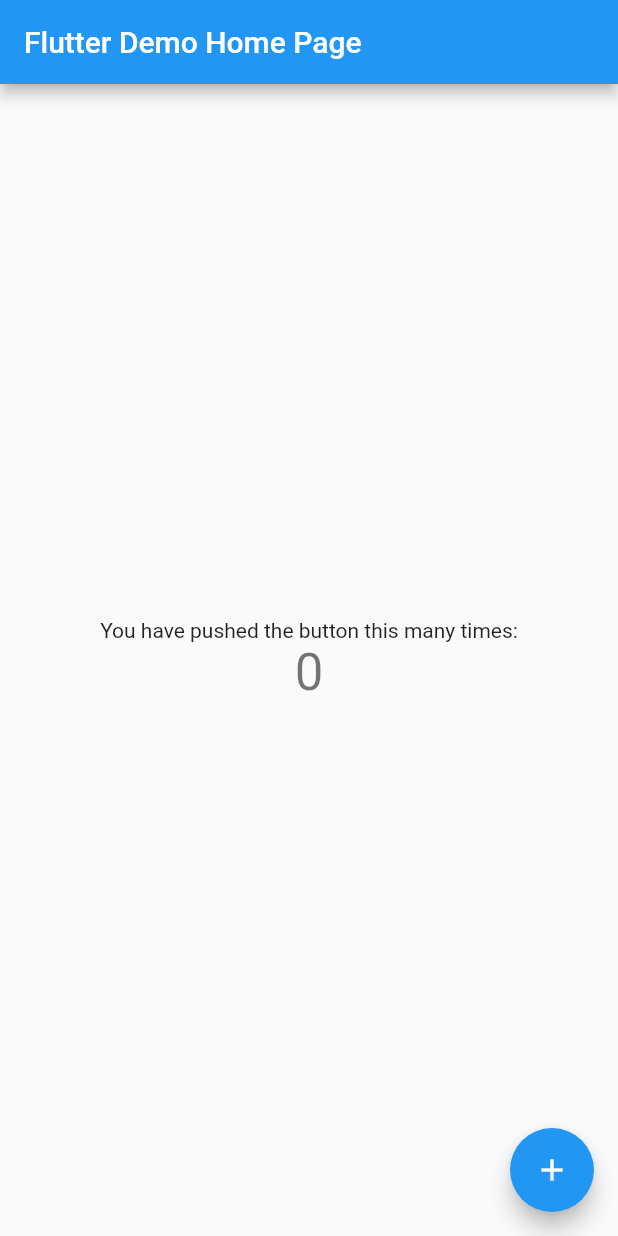
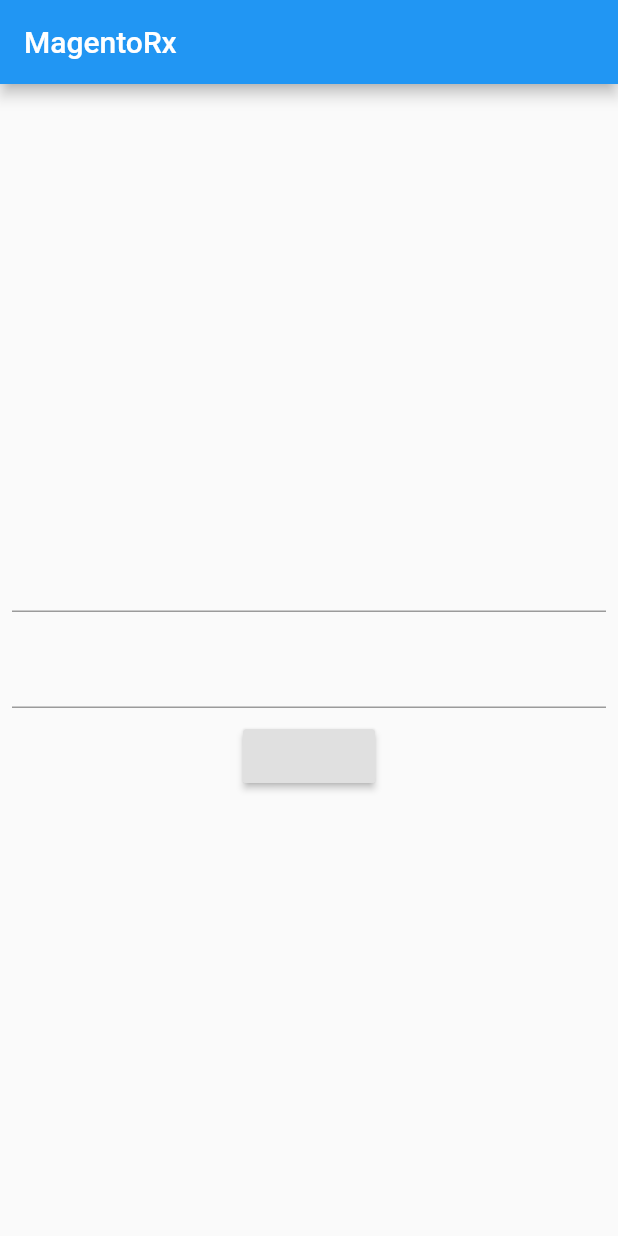
Before and after one commit to OZ20/Flutter-Magento, a Flutter app: the screen it shows after launch, on a phone screen of 412 x 824 dp. Run offline on Flutter 3.47's test engine with Material 2 defaults, Android fonts, the phone set to English and light mode, and no system bars; missing offline and left inert: oauth1, oauth2.

Commit message:
Magento Rxdart v0.01

```diff
--- a/lib/main.dart
+++ b/lib/main.dart
@@ -1,4 +1,5 @@
 import 'package:flutter/material.dart';
+import 'package:magentorx/pages/LoginScreen.dart';
 
 void main() => runApp(new MyApp());
 
@@ -19,91 +20,7 @@ class MyApp extends StatelessWidget {
         // counter didn't reset back to zero; the application is not restarted.
         primarySwatch: Colors.blue,
       ),
-      home: new MyHomePage(title: 'Flutter Demo Home Page'),
+      home: new LoginScreen(),
     );
   }
 }
-
-class MyHomePage extends StatefulWidget {
-  MyHomePage({Key key, this.title}) : super(key: key);
-
-  // This widget is the home page of your application. It is stateful, meaning
-  // that it has a State object (defined below) that contains fields that affect
-  // how it looks.
-
-  // This class is the configuration for the state. It holds the values (in this
-  // case the title) provided by the parent (in this case the App widget) and
-  // used by the build method of the State. Fields in a Widget subclass are
-  // always marked "final".
-
-  final String title;
-
-  @override
-  _MyHomePageState createState() => new _MyHomePageState();
-}
-
-class _MyHomePageState extends State<MyHomePage> {
-  int _counter = 0;
-
-  void _incrementCounter() {
-    setState(() {
-      // This call to setState tells the Flutter framework that something has
-      // changed in this State, which causes it to rerun the build method below
-      // so that the display can reflect the updated values. If we changed
-      // _counter without calling setState(), then the build method would not be
-      // called again, and so nothing would appear to happen.
-      _counter++;
-    });
-  }
-
-  @override
-  Widget build(BuildContext context) {
-    // This method is rerun every time setState is called, for instance as done
-    // by the _incrementCounter method above.
-    //
-    // The Flutter framework has been optimized to make rerunning build methods
-    // fast, so that you can just rebuild anything that needs updating rather
-    // than having to individually change instances of widgets.
-    return new Scaffold(
-      appBar: new AppBar(
-        // Here we take the value from the MyHomePage object that was created by
-        // the App.build method, and use it to set our appbar title.
-        title: new Text(widget.title),
-      ),
-      body: new Center(
-        // Center is a layout widget. It takes a single child and positions it
-        // in the middle of the parent.
-        child: new Column(
-          // Column is also layout widget. It takes a list of children and
-          // arranges them vertically. By default, it sizes itself to fit its
-          // children horizontally, and tries to be as tall as its parent.
-          //
-          // Invoke "debug paint" (press "p" in the console where you ran
-          // "flutter run", or select "Toggle Debug Paint" from the Flutter tool
-          // window in IntelliJ) to see the wireframe for each widget.
-          //
-          // Column has various properties to control how it sizes itself and
-          // how it positions its children. Here we use mainAxisAlignment to
-          // center the children vertically; the main axis here is the vertical
-          // axis because Columns are vertical (the cross axis would be
-          // horizontal).
-          mainAxisAlignment: MainAxisAlignment.center,
-          children: <Widget>[
-            new Text(
-              'You have pushed the button this many times:',
-            ),
-            new Text(
-              '$_counter',
-              style: Theme.of(context).textTheme.display1,
-            ),
-          ],
-        ),
-      ),
-      floatingActionButton: new FloatingActionButton(
-        onPressed: _incrementCounter,
-        tooltip: 'Increment',
-        child: new Icon(Icons.add),
-      ), // This trailing comma makes auto-formatting nicer for build methods.
-    );
-  }
-}
--- /dev/null
+++ b/lib/pages/LoginScreen.dart
@@ -0,0 +1,59 @@
+import 'dart:io';
+
+import 'package:flutter/material.dart';
+import 'package:magentorx/pages/HomePage.dart';
+import 'package:magentorx/utils/OAuthV1.dart';
+import 'package:magentorx/utils/OAuthV2.dart';
+
+class LoginScreen extends StatefulWidget {
+  @override
+  State createState() {
+    return _LoginScreen();
+  }
+}
+
+class _LoginScreen extends State<LoginScreen> {
+  String _username;
+  String _password;
+
+  @override
+  Widget build(BuildContext context) {
+    return Scaffold(
+      appBar: AppBar(
+        title: Text("MagentoRx"),
+      ),
+      body: Container(
+        child: Column(
+          mainAxisAlignment: MainAxisAlignment.center,
+          children: <Widget>[
+            Padding(
+              padding: const EdgeInsets.all(8.0),
+              child: TextField(
+                onChanged: (val) => _username = val,
+                style: TextStyle(debugLabel: "Username",color: Colors.black),
+              ),
+            ),
+            Padding(
+              padding: const EdgeInsets.all(8.0),
+              child: TextField(
+                onChanged: (val) => _password = val,
+                style: TextStyle(debugLabel: "Password",color: Colors.black),
+              ),
+            ),
+            RaisedButton(
+                onPressed: () => OAuth1(username: _username, password: _password).authorize(),
+            )
+          ],
+        ),
+      ),
+    );
+  }
+
+  checkFile(File file)async{
+    var fExist = await file.exists();
+    if(fExist)
+      Navigator.push(context, MaterialPageRoute(builder: (context) => Homepage()));
+    else
+      print("failed");
+  }
+}
--- /dev/null
+++ b/lib/utils/OAuthV1.dart
@@ -0,0 +1,59 @@
+
+import 'dart:io';
+
+import 'package:meta/meta.dart';
+import 'package:oauth1/oauth1.dart' as oauth1;
+
+class OAuth1 {
+
+  final username;
+  final password;
+
+  OAuth1({@required this.username,
+    @required this.password});
+
+  var platform = new oauth1.Platform(
+      "http://etickets.aspirano.com.my/oauth/initiate?oauth_callback=", // temporary credentials request
+      "http://etickets.aspirano.com.my/admin/oauth_authorize",     // resource owner authorization
+      "http://etickets.aspirano.com.my/oauth/token",  // token credentials request
+      oauth1.SignatureMethods.PLAINTEXT            // signature method
+  );
+
+  // define client credentials (consumer keys)
+  final String apiKey = "4536a8c9c7e2cb8a63fd457cb3076018";
+  final String apiSecret = "bd2d6b6bdacf3178ed4580b45f5f6d06";
+
+   authorize(){
+    var clientCredentials = new oauth1.ClientCredentials(apiKey, apiSecret);
+
+    // create Authorization object with client credentials and platform definition
+    var auth = new oauth1.Authorization(clientCredentials, platform);
+
+    // request temporary credentials (request tokens)
+    auth.requestTemporaryCredentials("http://etickets.aspirano.com.my/oauth_admin.php").then((res) {
+      // redirect to authorization page
+      print("Open with your browser: ${auth.getResourceOwnerAuthorizationURI(res.credentials.token)}");
+
+
+      // get verifier (PIN)
+      stdout.write("PIN: ");
+      String verifier = stdin.readLineSync();
+
+
+      // request token credentials (access tokens)
+      return auth.requestTokenCredentials(res.credentials, verifier);
+    }).then((res) {
+      // yeah, you got token credentials
+      // create Client object
+      var client = new oauth1.Client(platform.signatureMethod, clientCredentials, res.credentials);
+
+      // now you can access to protected resources via client
+      var response = client.get('http://etickets.aspirano.com.my/protected-resources.txt').then((res) {
+        print(res.body);
+      });
+
+      // NOTE: you can get optional values from AuthorizationResponse object
+//      print("Your screen name is " + res.optionalParameters['screen_name']);
+    });
+  }
+}
--- a/pubspec.yaml
+++ b/pubspec.yaml
@@ -21,6 +21,8 @@ dependencies:
   cupertino_icons: ^0.1.2
   oauth2: ^1.2.3
   rxdart: ^0.19.0
+  oauth1: ^1.0.3
+
 
 dev_dependencies:
   flutter_test:
```
Also changed, not shown: lib/pages/HomePage.dart (added, +32 -0 lines), lib/utils/OAuthV2.dart (added, +48 -0 lines).
